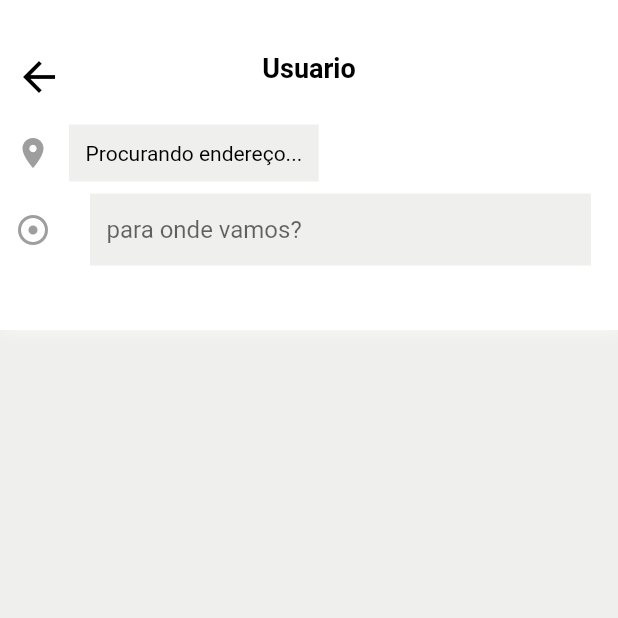
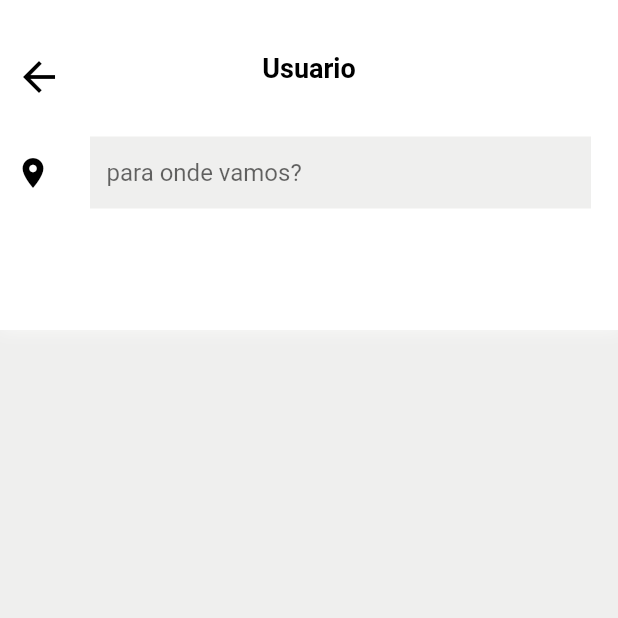
Before and after one commit to Segueregis/m-sertao, a Flutter app: the SearchPlacesScreen screen opened directly, on a phone screen of 412 x 824 dp, the top half of it. Run offline on Flutter 3.47's test engine with Material 2 defaults, Android fonts, the light colour scheme and no system bars; our stand-ins replace firebase_auth, firebase_core, firebase_database, fluttertoast, geolocator, google_maps_flutter; accounts and stored records are empty.

Commit message:
start commit

```diff
--- a/lib/mainScreens/search_places_screen.dart
+++ b/lib/mainScreens/search_places_screen.dart
@@ -111,34 +111,13 @@ class _SearchPlacesScreenState extends State<SearchPlacesScreen>
 
                   const SizedBox(height: 16.0),
 
-                  //from
-                  Row(
-                    children: [
-                      const Icon(Icons.location_on, color: Colors.grey),
-                      const SizedBox(width: 12.0),
-                      Container(
-                        decoration: const BoxDecoration(
-                          color: Color(0xFFEFEFEE),
-                        ),
-                        padding: const EdgeInsets.all(11.0),
-                        child: Column(
-                          crossAxisAlignment: CrossAxisAlignment.start,
-                          children: [
-                            Text(
-                              Provider.of<AppInfo>(context).userPickUpLocation != null
-                                  ? (Provider.of<AppInfo>(context).userPickUpLocation!.locationName!).substring(0, 26) + "..."
-                                  : "Procurando endereço...",
-                              style: const TextStyle(color: Colors.black, fontSize: 14),
-                            ),
-                          ],
-                        ),
-                      ),
-                    ],
-                  ),
 
                   Row(
                     children: [
-                      const Icon(Icons.adjust_sharp, color: Colors.grey),
+                      const Icon(
+                          Icons.location_on,
+                          color: Colors.black
+                      ),
                       const SizedBox(width: 18.0),
                       Expanded(
                         child: Padding(
```
Also changed, not shown: lib/mainScreens/main_screen.dart (+24 -1 lines).
